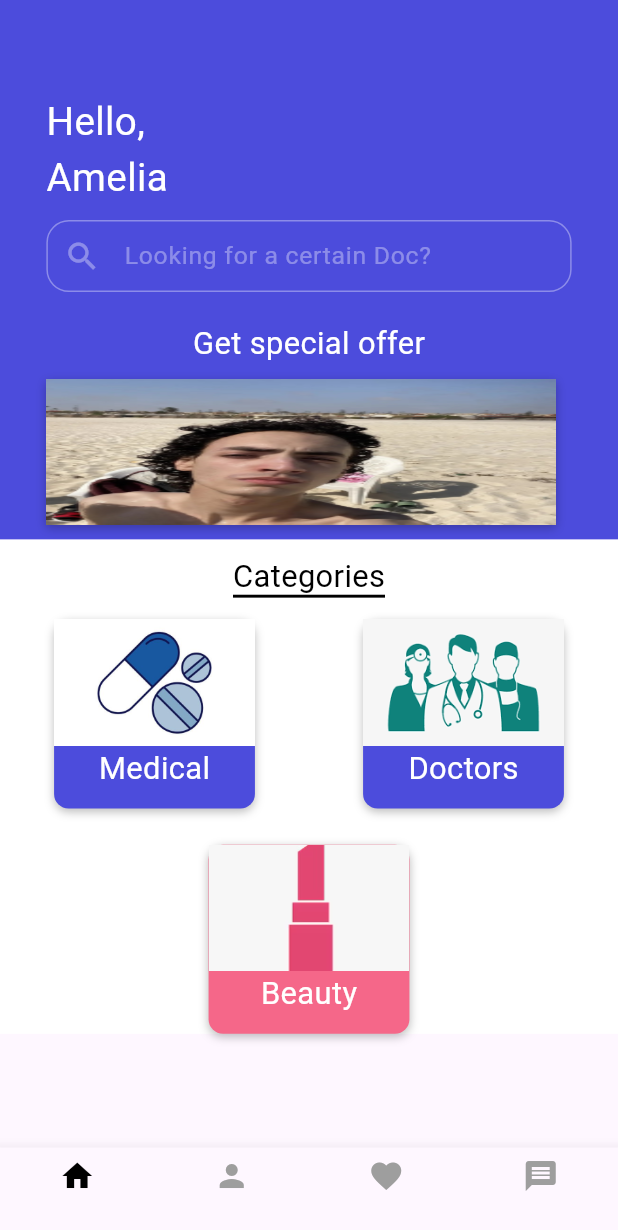
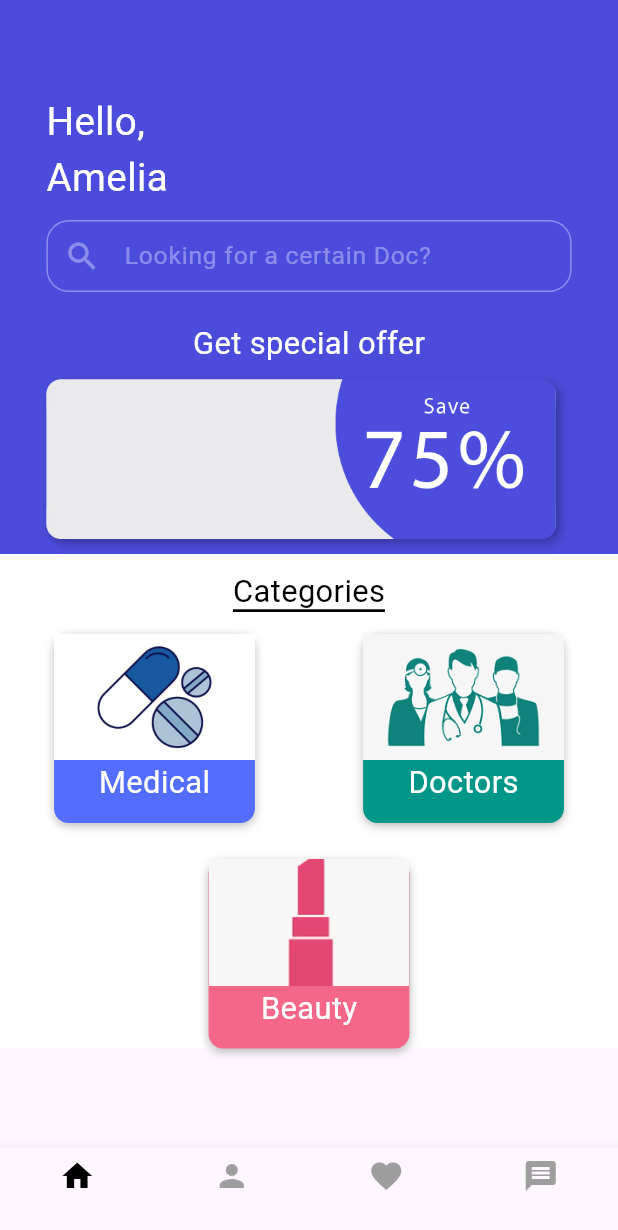
Before and after one commit to OmarHabeb/drugstore, a Flutter app: the screen it shows after launch, after a tap on "LogIn", on a phone screen of 412 x 824 dp. Shown: the top 1230 px of the screen. Run offline on Flutter 3.47's test engine with Material 3 defaults, Android fonts, the phone set to English and light mode, and no system bars; our stand-ins replace flutter_screenutil, google_fonts, lottie; network calls fail.

Commit message:
initail commit

```diff
--- a/lib/Screens/CategoriesPage.dart
+++ b/lib/Screens/CategoriesPage.dart
@@ -67,16 +67,17 @@ class _CategoriesPageState extends State<CategoriesPage> {
                   SizedBox(height: 10.h),
                   Container(
                     width: 330.w,
-                    height: 100.h,
+                    height: 110.h,
                     decoration: BoxDecoration(
+                      borderRadius: BorderRadius.circular(10),
                       boxShadow: [
                         BoxShadow(
                           color: Colors.black26,
                           blurRadius: 5.r,
-                          offset: Offset(0, 2.h),
+                          offset: Offset(3, 3.h),
                         ),
                       ],
-                      image: DecorationImage(image: AssetImage("Images/drownz.jpg"), fit:  BoxFit.fill),
+                      image: DecorationImage(image: AssetImage("Images/Asset 7.jpg"), fit:  BoxFit.cover),
 
                     ),
 
@@ -123,7 +124,7 @@ class _CategoriesPageState extends State<CategoriesPage> {
                           height: 130.h,
                           decoration: BoxDecoration(
                             borderRadius: BorderRadius.circular(10.r),
-                            color: Color.fromARGB(255, 76, 76, 220),
+                            color: Colors.indigoAccent,
                             boxShadow: [
                               BoxShadow(
                                 color: Colors.black26,
@@ -152,6 +153,7 @@ class _CategoriesPageState extends State<CategoriesPage> {
                         ),
                       ),
                       InkWell(
+
                         onTap: () {
                           Navigator.pushNamed(context, '/docstart');
                         },
@@ -160,7 +162,7 @@ class _CategoriesPageState extends State<CategoriesPage> {
                           height: 130.h,
                           decoration: BoxDecoration(
                             borderRadius: BorderRadius.circular(10.r),
-                            color: Color.fromARGB(255, 76, 76, 220),
+                            color: Colors.teal,
                             boxShadow: [
                               BoxShadow(
                                 color: Colors.black26,
@@ -220,7 +222,7 @@ class _CategoriesPageState extends State<CategoriesPage> {
                           Text(
                             "Beauty",
                             style:
-                                TextStyle(color: Colors.white, fontSize: 20.sp),
+                            TextStyle(color: Colors.white, fontSize: 20.sp),
                           ),
                         ],
                       ),
--- a/lib/Screens/LoginPage.dart
+++ b/lib/Screens/LoginPage.dart
@@ -1,5 +1,6 @@
 import 'package:drugstore/Widgets/buttonNavigationBar.dart';
 import 'package:flutter/material.dart';
+import 'package:flutter_screenutil/flutter_screenutil.dart';
 import 'package:lottie/lottie.dart';
 
 class LoginPage extends StatefulWidget {
@@ -17,6 +18,7 @@ class _LoginPAgeState extends State<LoginPage> {
     TextEditingController Second = TextEditingController();
 
     return Scaffold(
+      backgroundColor: Color(0xffe9f9ff),
       body: Stack(
         children: [
           SizedBox(
@@ -124,7 +126,7 @@ class _LoginPAgeState extends State<LoginPage> {
                             const InkWell(
                               child: Text("Forget Password?",
                                   style:
-                                      TextStyle(fontWeight: FontWeight.bold)),
+                                  TextStyle(fontWeight: FontWeight.bold)),
                             )
                           ],
                         ),
@@ -137,7 +139,7 @@ class _LoginPAgeState extends State<LoginPage> {
                                 context,
                                 MaterialPageRoute(
                                     builder: (context) =>
-                                        const botton_navigator()));
+                                    const botton_navigator()));
                           },
                           child: Container(
                             width: 120,
@@ -147,10 +149,10 @@ class _LoginPAgeState extends State<LoginPage> {
                                 borderRadius: BorderRadius.circular(30)),
                             child: const Center(
                                 child: Text(
-                              "LogIn",
-                              style:
+                                  "LogIn",
+                                  style:
                                   TextStyle(color: Colors.black, fontSize: 20),
-                            )),
+                                )),
                           ),
                         ),
                         Row(
```
Also changed, not shown: Images/Asset 7.jpg (added), pubspec.lock.
